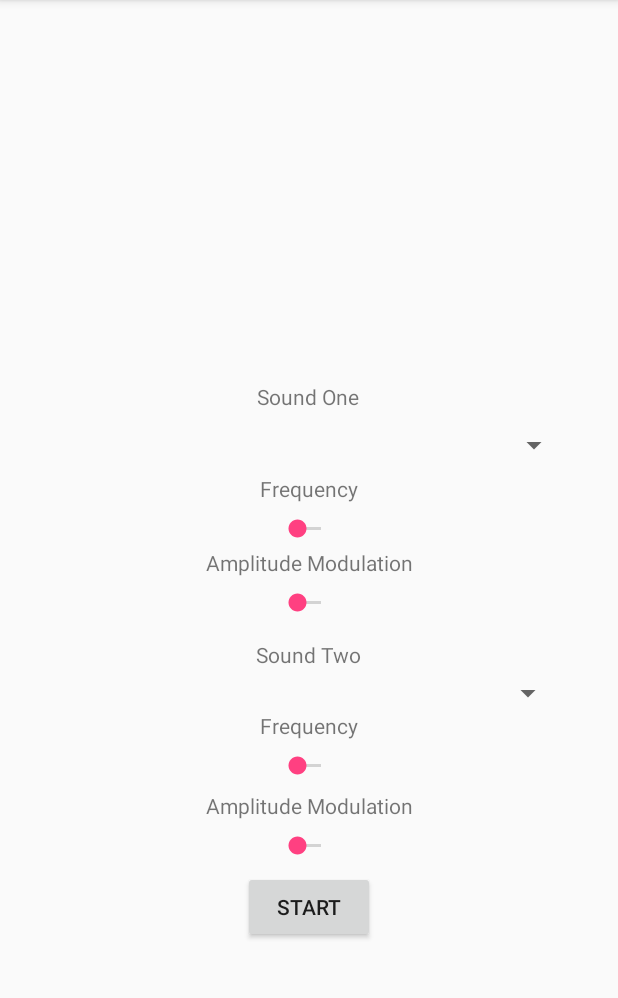
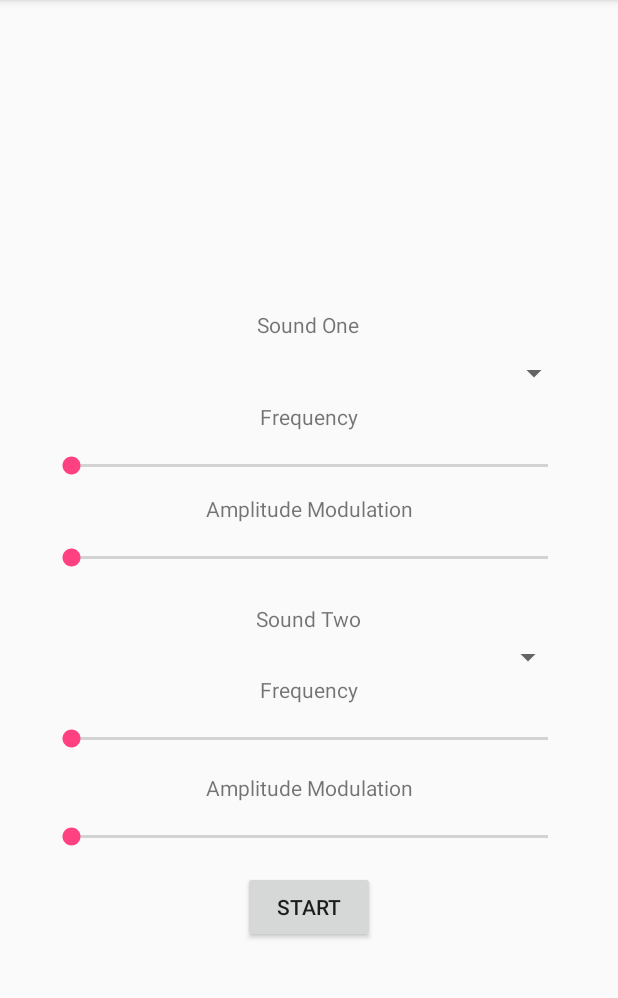
Before and after one commit to zhg0003/DesignProject, an Android app: the screen it shows after launch (MainActivity), on a phone screen of 412 x 824 dp, the part 84-1082 px from its top. Run offline under Robolectric (Android 15) with nearby library versions, the phone set to English and light mode, and no system bars.

Commit message:
Fixed slider bug

```diff
--- a/app/src/main/res/layout/activity_main.xml
+++ b/app/src/main/res/layout/activity_main.xml
@@ -68,8 +68,8 @@
 
     <SeekBar
         android:id="@+id/seekBar"
-        android:layout_width="wrap_content"
-        android:layout_height="wrap_content"
+        android:layout_width="350dp"
+        android:layout_height="30dp"
         android:layout_marginBottom="4dp"
         android:layout_marginEnd="8dp"
         android:layout_marginStart="8dp"
@@ -79,8 +79,8 @@
 
     <SeekBar
         android:id="@+id/seekBar2"
-        android:layout_width="wrap_content"
-        android:layout_height="wrap_content"
+        android:layout_width="350dp"
+        android:layout_height="30dp"
         android:layout_marginBottom="16dp"
         android:layout_marginEnd="8dp"
         android:layout_marginStart="8dp"
@@ -125,8 +125,8 @@
 
     <SeekBar
         android:id="@+id/seekBar5"
-        android:layout_width="wrap_content"
-        android:layout_height="wrap_content"
+        android:layout_width="350dp"
+        android:layout_height="30dp"
         android:layout_marginBottom="8dp"
         android:layout_marginEnd="8dp"
         android:layout_marginStart="8dp"
@@ -148,8 +148,8 @@
 
     <SeekBar
         android:id="@+id/seekBar6"
-        android:layout_width="wrap_content"
-        android:layout_height="wrap_content"
+        android:layout_width="350dp"
+        android:layout_height="30dp"
         android:layout_marginBottom="8dp"
         android:layout_marginEnd="8dp"
         android:layout_marginStart="8dp"
```
Also changed, not shown: 15 other files.
